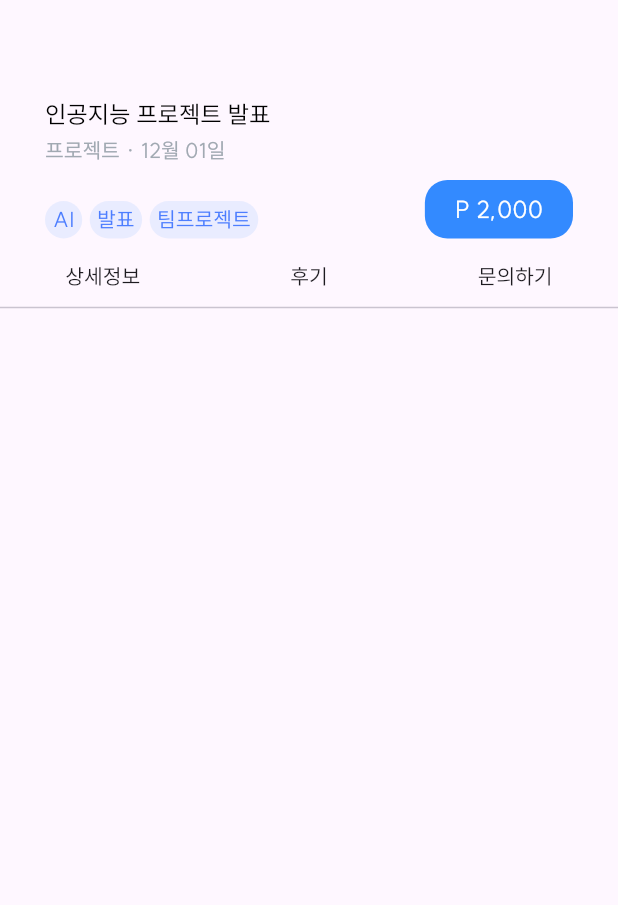
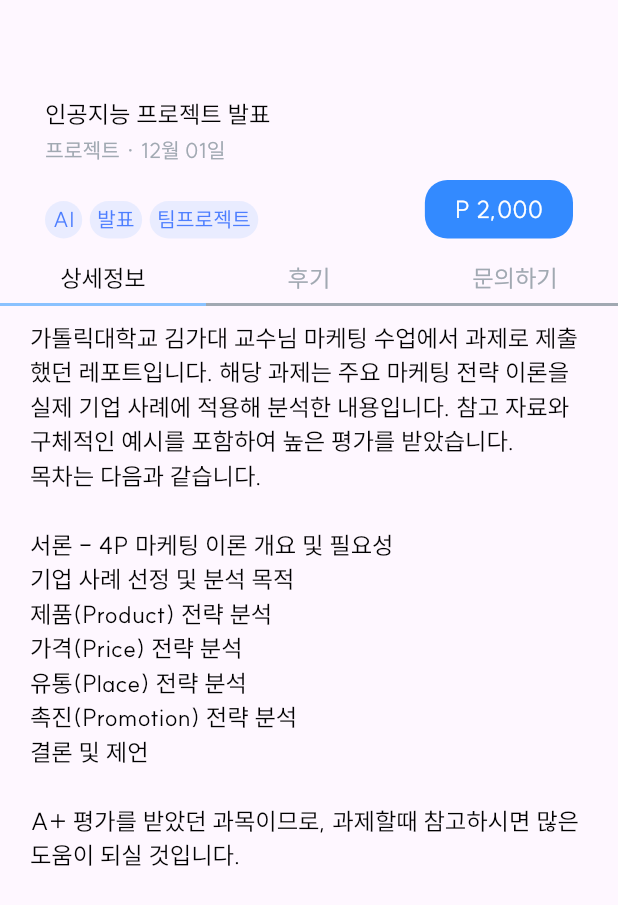
Before and after one commit to 9oormthon-univ/2024_DANPOON_TEAM_54_FE, a Flutter app: the PostDetailScreen widget shown alone on an empty page, opened directly, on a phone screen of 412 x 824 dp. Shown: the top 905 px of the screen. Run offline on Flutter 3.47's test engine with Material 3 defaults, Android fonts, the light colour scheme and no system bars; our stand-ins replace flutter_riverpod, go_router; missing offline and left inert: dart:ffi; project files that could hold a hidden picture were left out.

Commit message:
[feat] 탭바 클릭할 때마다 콘텐츠 변경

```diff
--- a/lib/home/view/postdetail_screen.dart
+++ b/lib/home/view/postdetail_screen.dart
@@ -1,12 +1,40 @@
+import 'dart:ffi';
+
 import 'package:flutter/material.dart';
+import 'package:flutter/widgets.dart';
 import 'package:papar_plane/common/component/post_widget.dart';
+import 'package:papar_plane/common/variable/colors.dart';
+import 'package:papar_plane/common/variable/textstyle.dart';
 import 'package:papar_plane/home/model/home_list_model.dart';
 import 'package:papar_plane/home/view/home_screen.dart';
 
-class PostDetailScreen extends StatelessWidget {
-  List<String> tapcategory = ["상세정보", "후기", "문의하기"];
+class PostDetailScreen extends StatefulWidget {
+  PostDetailScreen({super.key});
 
-  PostDetailScreen({super.key});
+  @override
+  State<PostDetailScreen> createState() => _PostDetailScreenState();
+}
+
+class _PostDetailScreenState extends State<PostDetailScreen> {
+  List<String> tabcategory = ["상세정보", "후기", "문의하기"];
+
+  String tabValue = "상세정보";
+
+  String descriptions = """
+가톨릭대학교 김가대 교수님 마케팅 수업에서 과제로 제출했던 레포트입니다. 해당 과제는 주요 마케팅 전략 이론을 실제 기업 사례에 적용해 분석한 내용입니다. 참고 자료와 구체적인 예시를 포함하여 높은 평가를 받았습니다.
+목차는 다음과 같습니다.
+
+서론 - 4P 마케팅 이론 개요 및 필요성
+기업 사례 선정 및 분석 목적
+제품(Product) 전략 분석
+가격(Price) 전략 분석
+유통(Place) 전략 분석
+촉진(Promotion) 전략 분석
+결론 및 제언
+
+A+ 평가를 받았던 과목이므로, 과제할때 참고하시면 많은 도움이 되실 것입니다.
+
+""";
 
   @override
   Widget build(BuildContext context) {
@@ -27,28 +55,94 @@ class PostDetailScreen extends StatelessWidget {
           mainAxisAlignment: MainAxisAlignment.spaceAround,
           children: [
             SizedBox(
-              height: 30,
-              child: ListView.separated(
+              height: 40,
+              child: ListView.builder(
                   shrinkWrap: true,
                   scrollDirection: Axis.horizontal,
                   itemBuilder: (context, index) {
-                    return Column(
-                      children: [
-                        Text(tapcategory[index]),
-                      ],
-                    );
+                    final tab = tabcategory[index];
+                    return GestureDetector(
+                        onTap: () {
+                          setState(() {
+                            tabValue = tab;
+                          });
+                        },
+                        child: customtabbar(tab));
                   },
-                  separatorBuilder: (context, index) {
-                    return const SizedBox(width: 100);
-                  },
-                  itemCount: tapcategory.length),
+                  itemCount: tabcategory.length),
             )
           ],
         ),
-        Divider(
-          height: 2.0,
-        )
+        Expanded(
+          child: getTabContent(),
+        ),
       ],
     );
   }
+
+  Widget getTabContent() {
+    if (tabValue == "상세정보") {
+      return SingleChildScrollView(
+        padding: const EdgeInsets.symmetric(horizontal: 20),
+        child: Text(
+          descriptions,
+          style: PaperPlaneTS.regular(fontSize: 16),
+        ),
+      );
+    } else if (tabValue == "후기") {
+      return Center(
+        child: Text(
+          "후기 콘텐츠를 여기에 추가하세요.",
+          style: PaperPlaneTS.regular(fontSize: 14),
+        ),
+      );
+    } else if (tabValue == "문의하기") {
+      return Center(child: Text(" 문의 하기 "));
+    } else {
+      return Center(
+        child: Text("탭 콘텐츠를 준비하세요."),
+      );
+    }
+  }
+
+  Widget customtabbar(
+    String text,
+  ) {
+    if (tabValue == text) {
+      return Column(
+        children: [
+          Text(
+            text,
+            style: PaperPlaneTS.medium(fontSize: 16),
+          ),
+          SizedBox(
+            height: 5,
+          ),
+          Container(
+            height: 2,
+            width: MediaQuery.of(context).size.width / tabcategory.length,
+            color: PaperPlaneColor.subColor8A,
+          ),
+        ],
+      );
+    } else {
+      return Column(
+        children: [
+          Text(
+            text,
+            style: PaperPlaneTS.medium(
+                fontSize: 16, color: PaperPlaneColor.greyColorA1),
+          ),
+          SizedBox(
+            height: 5,
+          ),
+          Container(
+            height: 2,
+            width: MediaQuery.of(context).size.width / tabcategory.length,
+            color: PaperPlaneColor.greyColorA1,
+          ),
+        ],
+      );
+    }
+  }
 }
--- a/lib/post/view/post_screen.dart
+++ b/lib/post/view/post_screen.dart
@@ -7,15 +7,35 @@ import 'package:papar_plane/common/variable/colors.dart';
 import 'package:papar_plane/common/variable/image_path.dart';
 import 'package:papar_plane/common/variable/textstyle.dart';
 
-class PostScreen extends StatelessWidget {
+class PostScreen extends StatefulWidget {
+  PostScreen({super.key});
+
+  @override
+  State<PostScreen> createState() => _PostScreenState();
+}
+
+class _PostScreenState extends State<PostScreen> {
   final _titleController = TextEditingController();
+
   final _pointController = TextEditingController();
+
   final _tagController = TextEditingController();
+
   final _descriptionController = TextEditingController();
 
-  List<String> category = ["시험/과제", "IT/트렌드", "대외 활동", "디자인", "생활/경제", "기타"];
-  PostScreen({super.key});
+  String category = "";
+
+  List<String> categoryList = [
+    "시험/과제",
+    "IT/트렌드",
+    "대외 활동",
+    "디자인",
+    "생활/경제",
+    "기타"
+  ];
+
   double sizedboxValue = 30;
+
   @override
   Widget build(BuildContext context) {
     return Padding(
@@ -59,8 +79,8 @@ class PostScreen extends StatelessWidget {
                     // runSpacing: 5,
                     // spacing: 5,
                     children: [
-                      ...List.generate(category.length,
-                          (index) => categoryText(category[index]))
+                      ...List.generate(categoryList.length,
+                          (index) => categoryText(categoryList[index]))
                     ],
                   ),
                 ),
```
